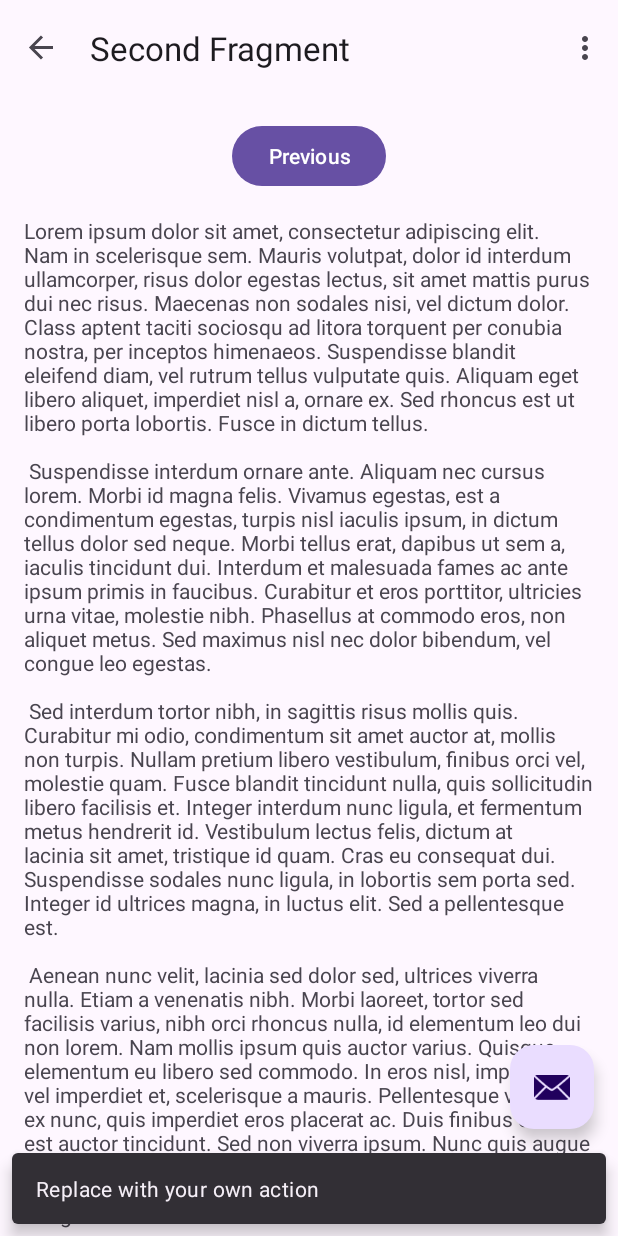
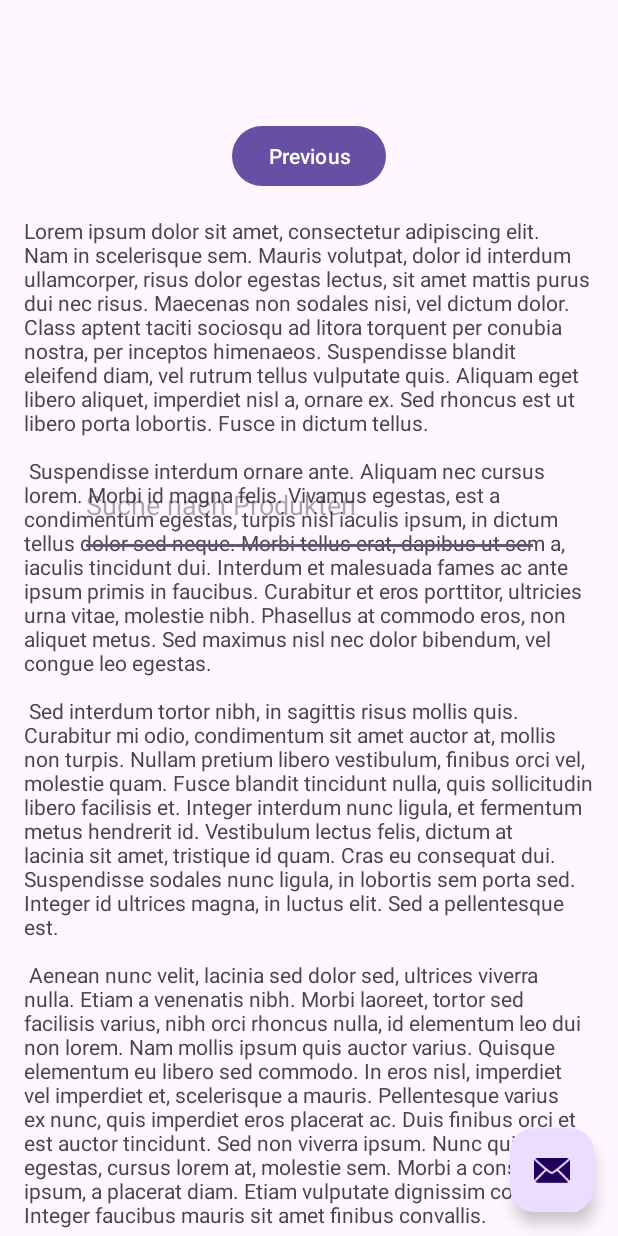
Before and after one commit to EigenYam/ProduktFinder, an Android app: the screen it shows after launch (MainActivity), after a tap on "Next", on a phone screen of 412 x 824 dp. Run offline under Robolectric (Android 15) with nearby library versions, the phone set to English and light mode, and no system bars; 1 other tap on this screen came first.

Commit message:
Erstellung Searchbar & Verbindung mit Datenbank

```diff
--- a/app/build.gradle.kts
+++ b/app/build.gradle.kts
@@ -5,7 +5,7 @@ plugins {
 
 android {
     namespace = "com.example.produktfinder"
-    compileSdk = 33
+    compileSdk = 34
 
     defaultConfig {
         applicationId = "com.example.produktfinder"
--- a/app/src/main/java/com/example/produktfinder/MainActivity.kt
+++ b/app/src/main/java/com/example/produktfinder/MainActivity.kt
@@ -1,58 +1,84 @@
 package com.example.produktfinder
 
+import android.content.Context
+import android.content.ContextWrapper
+import android.database.sqlite.SQLiteDatabase
+import android.database.sqlite.SQLiteOpenHelper
 import android.os.Bundle
-import com.google.android.material.snackbar.Snackbar
+import android.text.Editable
+import android.text.TextWatcher
+import android.widget.EditText
 import androidx.appcompat.app.AppCompatActivity
-import androidx.navigation.findNavController
-import androidx.navigation.ui.AppBarConfiguration
-import androidx.navigation.ui.navigateUp
-import androidx.navigation.ui.setupActionBarWithNavController
-import android.view.Menu
-import android.view.MenuItem
-import com.example.produktfinder.databinding.ActivityMainBinding
+import java.io.*
 
 class MainActivity : AppCompatActivity() {
 
-    private lateinit var appBarConfiguration: AppBarConfiguration
-    private lateinit var binding: ActivityMainBinding
+    private lateinit var editTextSearch: EditText
+    private lateinit var databaseHelper: DatabaseHelper
 
     override fun onCreate(savedInstanceState: Bundle?) {
         super.onCreate(savedInstanceState)
+        setContentView(R.layout.activity_main)
 
-        binding = ActivityMainBinding.inflate(layoutInflater)
-        setContentView(binding.root)
+        editTextSearch = findViewById(R.id.editTextSearch)
+        databaseHelper = DatabaseHelper(this)
 
-        setSupportActionBar(binding.toolbar)
+        editTextSearch.addTextChangedListener(object : TextWatcher {
+            override fun beforeTextChanged(s: CharSequence?, start: Int, count: Int, after: Int) {}
 
-        val navController = findNavController(R.id.nav_host_fragment_content_main)
-        appBarConfiguration = AppBarConfiguration(navController.graph)
-        setupActionBarWithNavController(navController, appBarConfiguration)
+            override fun onTextChanged(s: CharSequence?, start: Int, before: Int, count: Int) {}
 
-        binding.fab.setOnClickListener { view ->
-            Snackbar.make(view, "Replace with your own action", Snackbar.LENGTH_LONG)
-                .setAction("Action", null).show()
+            override fun afterTextChanged(s: Editable?) {
+                val searchText = editTextSearch.text.toString().trim()
+                searchInDatabase(searchText)
+            }
+        })
+
+        // Kopiere die Datenbank aus dem assets-Ordner, falls sie noch nicht existiert
+        copyDatabaseFromAssets()
+    }
+
+    private fun searchInDatabase(searchText: String) {
+        val db: SQLiteDatabase = databaseHelper.readableDatabase
+        val cursor = db.rawQuery("SELECT * FROM Categories WHERE category_name LIKE '%$searchText%'", null)
+        // Verarbeite das Cursor-Ergebnis und zeige es in deiner App an
+        // z.B. durch eine RecyclerView oder eine ListView
+        // Beispiel: while (cursor.moveToNext()) { ... }
+        cursor.close()
+    }
+
+    private fun copyDatabaseFromAssets() {
+        val contextWrapper = ContextWrapper(applicationContext)
+        val dbPath = contextWrapper.getDatabasePath("ProduktfinderDB.db")
+
+        if (!dbPath.exists()) {
+            try {
+                val inputStream: InputStream = assets.open("databases/ProduktfinderDB.db")
+                val outputStream: OutputStream = FileOutputStream(dbPath)
+
+                val buffer = ByteArray(1024)
+                var length: Int
+                while (inputStream.read(buffer).also { length = it } > 0) {
+                    outputStream.write(buffer, 0, length)
+                }
+
+                outputStream.flush()
+                outputStream.close()
+                inputStream.close()
+            } catch (e: IOException) {
+                e.printStackTrace()
+            }
         }
     }
+}
 
-    override fun onCreateOptionsMenu(menu: Menu): Boolean {
-        // Inflate the menu; this adds items to the action bar if it is present.
-        menuInflater.inflate(R.menu.menu_main, menu)
-        return true
+class DatabaseHelper(context: Context) : SQLiteOpenHelper(context, "ProduktfinderDB.db", null, 1) {
+    override fun onCreate(db: SQLiteDatabase?) {
+        // Hier kannst du die Datenbank initialisieren
+        // Beispiel: Erstellen von Tabellen, Initialisierung von Daten usw.
     }
 
-    override fun onOptionsItemSelected(item: MenuItem): Boolean {
-        // Handle action bar item clicks here. The action bar will
-        // automatically handle clicks on the Home/Up button, so long
-        // as you specify a parent activity in AndroidManifest.xml.
-        return when (item.itemId) {
-            R.id.action_settings -> true
-            else -> super.onOptionsItemSelected(item)
-        }
-    }
-
-    override fun onSupportNavigateUp(): Boolean {
-        val navController = findNavController(R.id.nav_host_fragment_content_main)
-        return navController.navigateUp(appBarConfiguration)
-                || super.onSupportNavigateUp()
+    override fun onUpgrade(db: SQLiteDatabase?, oldVersion: Int, newVersion: Int) {
+        // Hier kannst du ein Upgrade der Datenbank durchführen, falls nötig
     }
 }
--- a/app/src/main/res/layout/activity_main.xml
+++ b/app/src/main/res/layout/activity_main.xml
@@ -20,6 +20,8 @@
     </com.google.android.material.appbar.AppBarLayout>
 
     <include layout="@layout/content_main" />
+    <include layout="@layout/searchbar" />
+
 
     <com.google.android.material.floatingactionbutton.FloatingActionButton
         android:id="@+id/fab"
--- /dev/null
+++ b/app/src/main/res/layout/searchbar.xml
@@ -0,0 +1,24 @@
+<?xml version="1.0" encoding="utf-8"?>
+<androidx.constraintlayout.widget.ConstraintLayout
+    xmlns:android="http://schemas.android.com/apk/res/android"
+    xmlns:app="http://schemas.android.com/apk/res-auto"
+    xmlns:tools="http://schemas.android.com/tools"
+    android:layout_width="match_parent"
+    android:layout_height="match_parent">
+
+    <!-- Suchfeld (EditText) -->
+    <EditText
+        android:id="@+id/editTextSearch"
+        android:layout_width="306dp"
+        android:layout_height="69dp"
+        android:hint="Suche nach Produkten"
+        android:inputType="text"
+        app:layout_constraintBottom_toBottomOf="parent"
+        app:layout_constraintEnd_toEndOf="parent"
+        app:layout_constraintStart_toStartOf="parent"
+        app:layout_constraintTop_toTopOf="parent"
+        app:layout_constraintVertical_bias="0.4" />
+
+    <!-- Weitere UI-Elemente oder Suchergebnisse hier ergänzen -->
+
+</androidx.constraintlayout.widget.ConstraintLayout>
```
